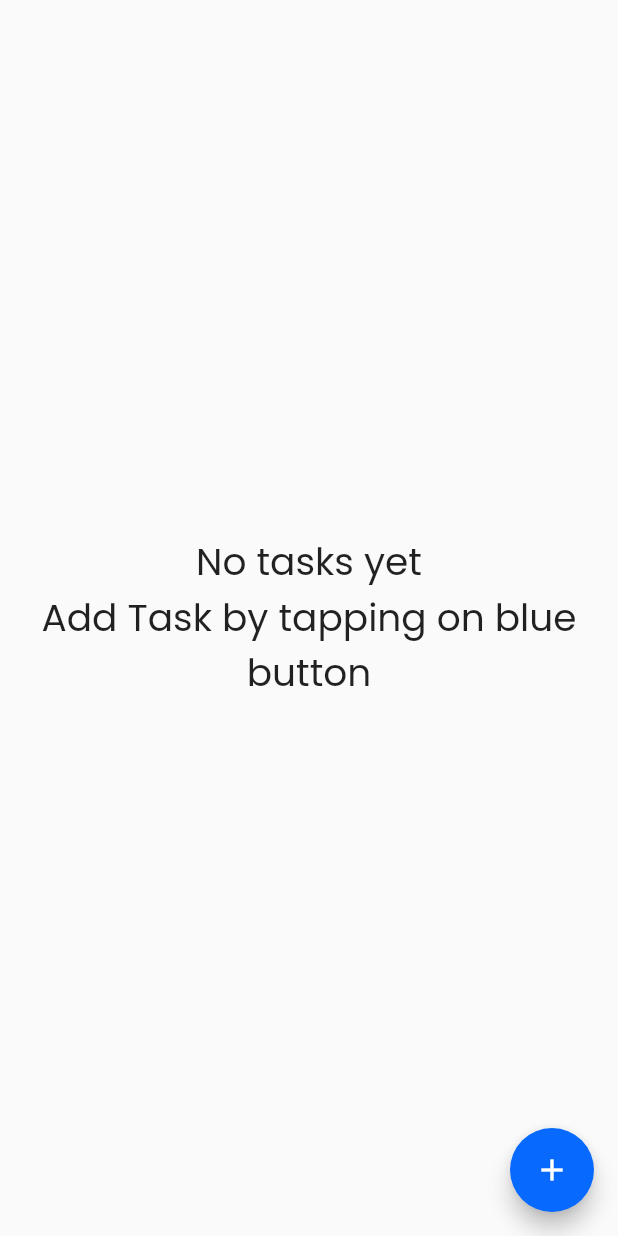
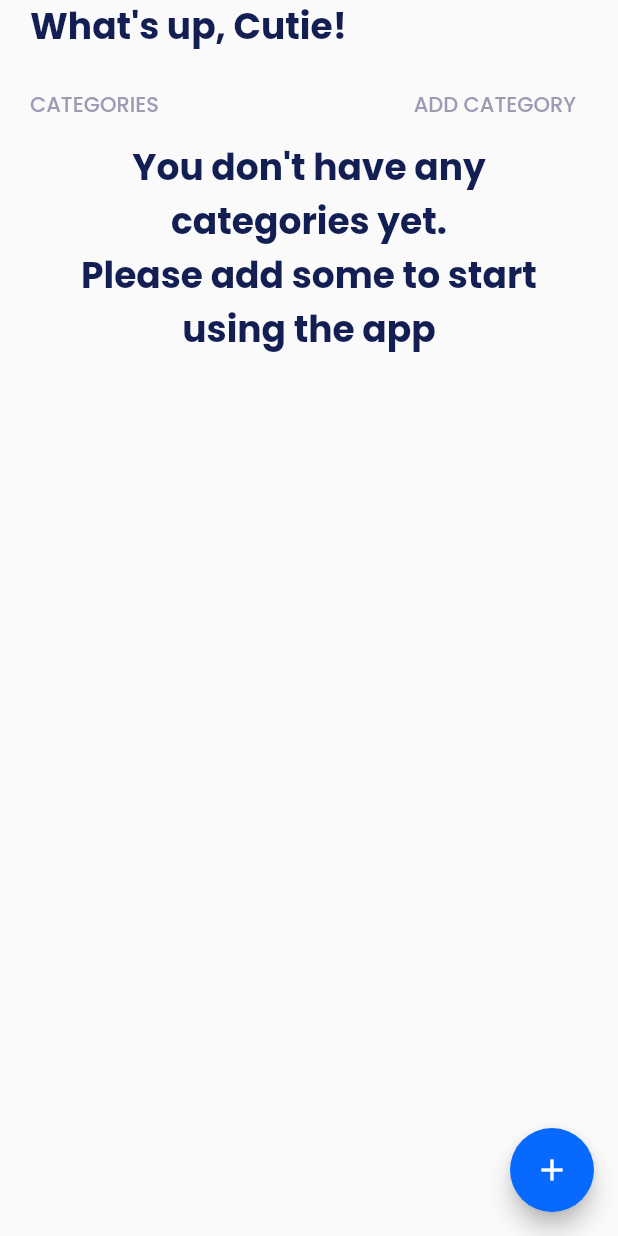
Before and after one commit to Dojdk/ToDo, a Flutter app: the screen it shows after launch, on a phone screen of 412 x 824 dp. Run offline on Flutter 3.47's test engine with Material 2 defaults, Android fonts, the phone set to English and light mode, and no system bars; our stand-ins replace flutter_bloc, sqflite; missing offline and left inert: flex_color_picker; accounts and stored records are empty.

Commit message:
Implemented logic to add categories

```diff
--- a/lib/main.dart
+++ b/lib/main.dart
@@ -35,7 +35,7 @@ class MyApp extends StatelessWidget {
           textTheme: const TextTheme(
             headlineSmall: TextStyle(
               fontSize: 12,
-                color: fancygrey,
+              color: grey,
               fontWeight: FontWeight.bold,
             ),
           ),
--- a/lib/pages/homepage.dart
+++ b/lib/pages/homepage.dart
@@ -3,7 +3,9 @@ import 'package:flutter_bloc/flutter_bloc.dart';
 
 import '../cubit/task/task_cubit.dart';
 import '../cubit/type/type_cubit.dart';
+import '../models/type.dart';
 import '../theme/colors.dart';
+import '../theme/textstyle.dart';
 import '../widgets/home/categories.dart';
 import '../widgets/home/tasklist.dart';
 import 'addtaskpage.dart';
@@ -16,10 +18,15 @@ class HomePage extends StatelessWidget {
   Widget build(BuildContext context) {
     BlocProvider.of<TaskCubit>(context).loadTasks();
     BlocProvider.of<TypeCubit>(context).loadTypes();
+    List<TaskType> checktypes = [];
     return Scaffold(
       floatingActionButton: FloatingActionButton(
         onPressed: () {
+          if (checktypes.isEmpty) {
+            Navigator.of(context).pushNamed(CategoryPage.routeName);
+          } else {
             Navigator.of(context).pushNamed(AddTaskPage.routeName);
+          }
         },
         backgroundColor: blue,
         child: const Icon(
@@ -31,11 +38,6 @@ class HomePage extends StatelessWidget {
           builder: (context, typeState) {
             return BlocBuilder<TaskCubit, TaskState>(
               builder: (context, taskState) {
-                if (typeState is TypeError || taskState is TaskError) {
-                  return const Center(
-                    child: Text('Error'),
-                  );
-                }
                 if (taskState is TaskLoading || TypeState is TypeLoading) {
                   return const Center(
                     child: CircularProgressIndicator(),
@@ -43,48 +45,64 @@ class HomePage extends StatelessWidget {
                 }
                 if (taskState is TaskLoaded && typeState is TypeLoaded) {
                   final tasks = taskState.tasks;
-                  if (tasks.isEmpty) return _noTask();
-                  return Padding(
+                  final types = typeState.types;
+                  checktypes = types;
+                  if (types.isEmpty) return _pageStart(context, true);
+                  if (tasks.isEmpty) return _pageStart(context, false);
+                  return Column(
+                    children: [
+                      Padding(
                         padding: const EdgeInsets.symmetric(horizontal: 20.0),
                         child: Column(
                           crossAxisAlignment: CrossAxisAlignment.start,
                           children: [
                             const Text(
-                          'What\'s up, Joy!',
-                          style: TextStyle(
-                            color: fancyblack,
-                            fontSize: 30,
-                            fontWeight: FontWeight.bold,
-                          ),
+                              'What\'s up, Cutie!',
+                              style: headline,
                             ),
                             const SizedBox(height: 10),
                             Row(
                               mainAxisAlignment: MainAxisAlignment.spaceBetween,
                               children: [
-                            Text(
+                                const Text(
                                   'CATEGORIES',
-                              style: Theme.of(context).textTheme.headlineSmall,
+                                  style: headlineSmall,
                                 ),
                                 TextButton(
+                                  style: TextButton.styleFrom(
+                                    tapTargetSize:
+                                        MaterialTapTargetSize.shrinkWrap,
+                                    padding: EdgeInsets.zero,
+                                  ),
                                   onPressed: () {
                                     Navigator.of(context)
                                         .pushNamed(CategoryPage.routeName);
                                   },
-                              child: Text(
+                                  child: const Text(
                                     'ADD CATEGORY',
-                                style:
-                                    Theme.of(context).textTheme.headlineSmall,
+                                    style: headlineSmall,
                                   ),
                                 ),
                               ],
                             ),
                             const SizedBox(height: 10),
+                          ],
+                        ),
+                      ),
                       SizedBox(
                           height: 150, child: CategoriesList(tasks: tasks)),
-                        Text(
-                          'Today\'s Tasks',
-                          style: Theme.of(context).textTheme.headlineSmall,
+                      Expanded(
+                        child: Padding(
+                          padding: const EdgeInsets.symmetric(horizontal: 20.0),
+                          child: Column(
+                            crossAxisAlignment: CrossAxisAlignment.start,
+                            children: [
+                              const SizedBox(height: 10),
+                              const Text(
+                                'YOUR TASKS',
+                                style: headlineSmall,
                               ),
+                              const SizedBox(height: 10),
                               Expanded(
                                 child: TaskList(
                                   tasks: tasks,
@@ -92,30 +110,16 @@ class HomePage extends StatelessWidget {
                               ),
                             ],
                           ),
-                  );
-                } else {
-                  return const Padding(
-                    padding: EdgeInsets.symmetric(horizontal: 20.0),
-                    child: Column(
-                      crossAxisAlignment: CrossAxisAlignment.start,
-                      children: [
-                        Text(
-                          'What\'s up, Joy!',
-                          style: TextStyle(
-                            color: fancyblack,
-                            fontSize: 30,
-                            fontWeight: FontWeight.bold,
-                          ),
-                        ),
-                        SizedBox(height: 10),
-                        Center(
-                          child: Text(
-                            'No tasks yet\nAdd Task by tapping on blue button',
-                            textAlign: TextAlign.center,
-                            style: TextStyle(fontSize: 25),
                         ),
                       ),
                     ],
+                  );
+                } else {
+                  return const Center(
+                    child: Text(
+                      'Seems like something went wrong\nPlease try again later',
+                      textAlign: TextAlign.center,
+                      style: headline,
                     ),
                   );
                 }
@@ -128,12 +132,45 @@ class HomePage extends StatelessWidget {
   }
 }
 
-Widget _noTask() {
-  return const Center(
+Widget _pageStart(BuildContext context, bool categorie) {
+  return Padding(
+    padding: const EdgeInsets.symmetric(horizontal: 20.0),
+    child: Column(
+      crossAxisAlignment: CrossAxisAlignment.start,
+      children: [
+        const Text(
+          'What\'s up, Cutie!',
+          style: headline,
+        ),
+        const SizedBox(height: 10),
+        Row(
+          mainAxisAlignment: MainAxisAlignment.spaceBetween,
+          children: [
+            const Text(
+              'CATEGORIES',
+              style: headlineSmall,
+            ),
+            TextButton(
+              onPressed: () {
+                Navigator.of(context).pushNamed(CategoryPage.routeName);
+              },
+              child: const Text(
+                'ADD CATEGORY',
+                style: headlineSmall,
+              ),
+            ),
+          ],
+        ),
+        Center(
           child: Text(
-      'No tasks yet\nAdd Task by tapping on blue button',
             textAlign: TextAlign.center,
-      style: TextStyle(fontSize: 25),
+            categorie
+                ? 'You don\'t have any categories yet.\nPlease add some to start using the app'
+                : 'There is no task yet.\nPress button below to add your first task',
+            style: headline,
+          ),
+        ),
+      ],
     ),
   );
 }
--- a/lib/theme/colors.dart
+++ b/lib/theme/colors.dart
@@ -1,6 +1,6 @@
 import 'package:flutter/material.dart';
 
-const fancygrey = Color(0xFF9D9AB4);
-const fancyblack = Color(0xFF131F53);
+const grey = Color(0xFF9D9AB4);
+const darkBlue = Color(0xFF131F53);
 const pink = Color(0xffDE19EF);
 const blue = Color(0xff0869FF);
--- a/lib/theme/textstyle.dart
+++ b/lib/theme/textstyle.dart
@@ -0,0 +1,29 @@
+import 'package:flutter/material.dart';
+
+import 'colors.dart';
+
+const TextStyle headline = TextStyle(
+  color: darkBlue,
+  fontSize: 24,
+  fontWeight: FontWeight.bold,
+);
+
+const TextStyle headlineSmall = TextStyle(
+  color: grey,
+  fontWeight: FontWeight.w500,
+);
+
+const TextStyle typeAmount = TextStyle(
+  fontSize: 12,
+  color: grey,
+);
+
+const TextStyle taskType = TextStyle(
+  fontSize: 18,
+  fontWeight: FontWeight.bold,
+  color: darkBlue,
+);
+
+const TextStyle taskTitle = TextStyle(
+  color: darkBlue,
+);
--- a/pubspec.yaml
+++ b/pubspec.yaml
@@ -36,12 +36,11 @@ dependencies:
   # Use with the CupertinoIcons class for iOS style icons.
   cupertino_icons: ^1.0.2
   flutter_bloc: ^8.1.1
-  equatable: ^2.0.5
   intl: ^0.17.0
   flutter_slidable: ^2.0.0
-  provider: ^6.0.5
   sqflite: ^2.2.8+4
   path: ^1.8.3
+  flex_color_picker: ^3.2.2
 
 dev_dependencies:
   flutter_test:
```
Also changed, not shown: lib/cubit/type/type_cubit.dart (+8 -10 lines), lib/pages/addtaskpage.dart (+4 -3 lines), lib/pages/categorypage.dart (+60 -15 lines), lib/widgets/category/create_pop_up.dart (added, +97 -0 lines), lib/widgets/category/listitem.dart (added, +25 -0 lines), lib/widgets/home/categories.dart (+4 -7 lines), lib/widgets/home/listitem.dart (+6 -13 lines), pubspec.lock, 1 other file. Lines whose indentation alone changed are shown as unchanged.
